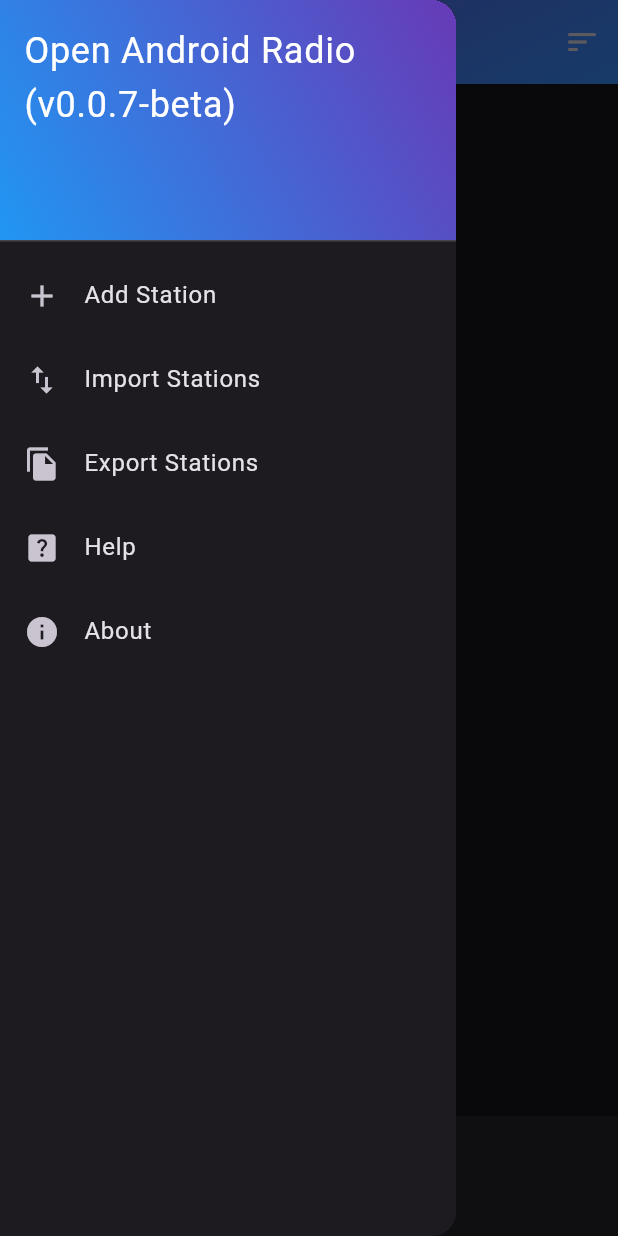
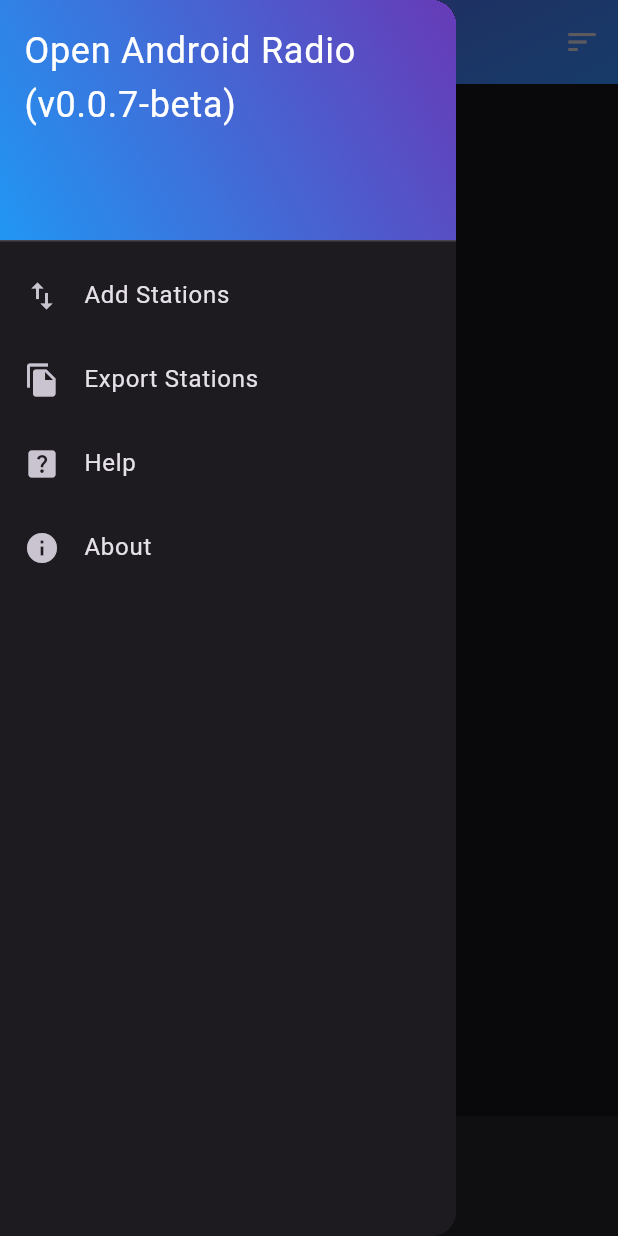
Before and after one commit to TypicalNerds/Open-Android-Radio, a Flutter app: the screen it shows after launch, with the side drawer open, on a phone screen of 412 x 824 dp. Run offline on Flutter 3.47's test engine with Material 3 defaults, Android fonts, the light colour scheme and no system bars; drawn by our look-alikes of text_scroll; our stand-ins replace just_audio, just_audio_background, shared_preferences.

Commit message:
Update Preset Config URL to TypicalNerds.uk Domain Moved Add Single Station to Import Menu

```diff
--- a/lib/homepage.dart
+++ b/lib/homepage.dart
@@ -81,6 +81,11 @@ void _importTypeSelection(BuildContext context, List<Map<String, dynamic>> stati
         content: Column(
           mainAxisSize: MainAxisSize.min,
           children: [
+            ListTile(
+              title: const Text('Custom Station'),
+              leading: const Icon(Icons.add),
+              onTap: addCustomStation,
+            ),
             // Import from Device Clipboard
             ListTile(
               leading: Icon(Icons.paste),
@@ -158,7 +163,7 @@ void _importTypeSelection(BuildContext context, List<Map<String, dynamic>> stati
 void _showGitHubImportPresetsMenu() async {
   // Specify the URL for grabbing the presets
   const presetsConfigUrl =
-      'https://raw.githubusercontent.com/TypicalNerds/OAR-Presets/refs/heads/main/preset-config.json';
+      'https://typicalnerds.uk/OAR-Presets/preset-config.json';
 
   try {
     // Fetch the presets configuration file
@@ -619,15 +624,15 @@ void addCustomStation() {
               ),
             ),
             // Button to allow the user to add Custom Stations
-            ListTile(
-              title: const Text('Add Station'),
-              leading: const Icon(Icons.add),
-              onTap: addCustomStation,
-            ),
+            // ListTile(
+            //   title: const Text('Add Station'),
+            //   leading: const Icon(Icons.add),
+            //   onTap: addCustomStation,
+            // ),
             // Opens the Import Type Selection Menu
             // TODO - Read Import From File
             ListTile(
-              title: const Text('Import Stations'),
+              title: const Text('Add Stations'),
               leading: const Icon(Icons.import_export),
               onTap: () => _importTypeSelection(context, stations),
             ),
--- a/lib/main.dart
+++ b/lib/main.dart
@@ -4,7 +4,6 @@ import 'theme.dart'; // Import file for use with the themes.
 import 'package:flutter/material.dart';
 // Used to Access the Clipboard to import/export stations
 import 'package:just_audio_background/just_audio_background.dart'; // Import service to enable background playback
-// Import Shared Preferences library to allow saving of stations
 // ignore: unused_import
 import 'package:url_launcher/url_launcher.dart'; // This Import is Used to Open the GitHub Repo, Don't Remove it
 // This Import is Used to Open the GitHub Repo, Don't Remove it
```
Also changed, not shown: 1 other file.
